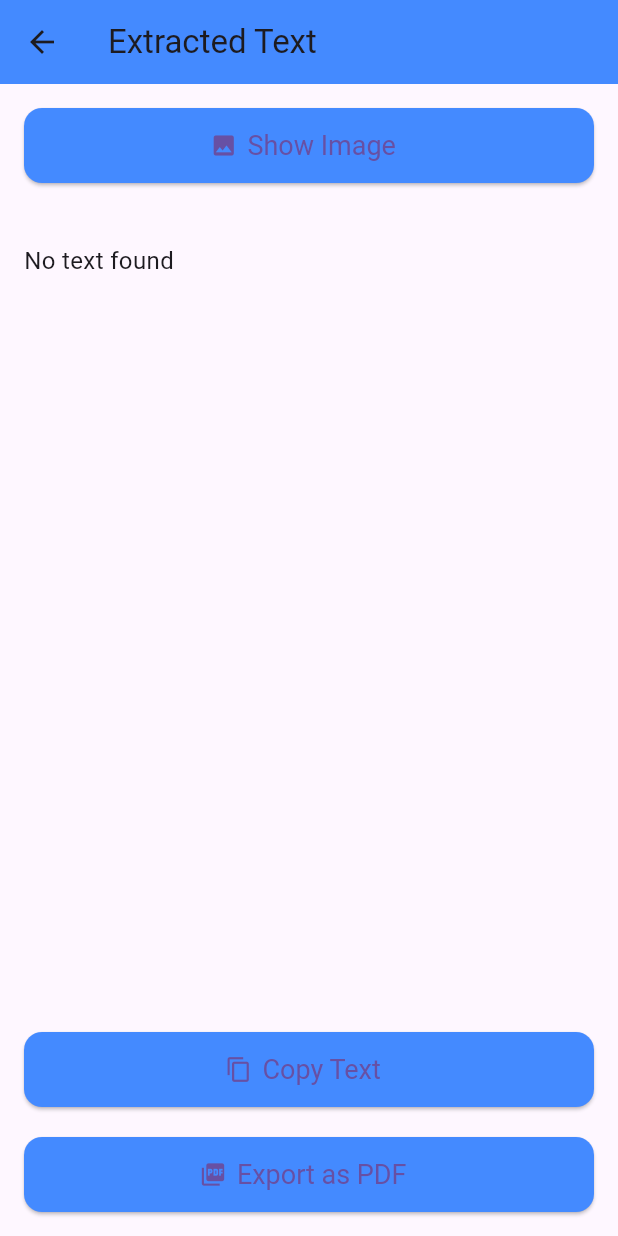
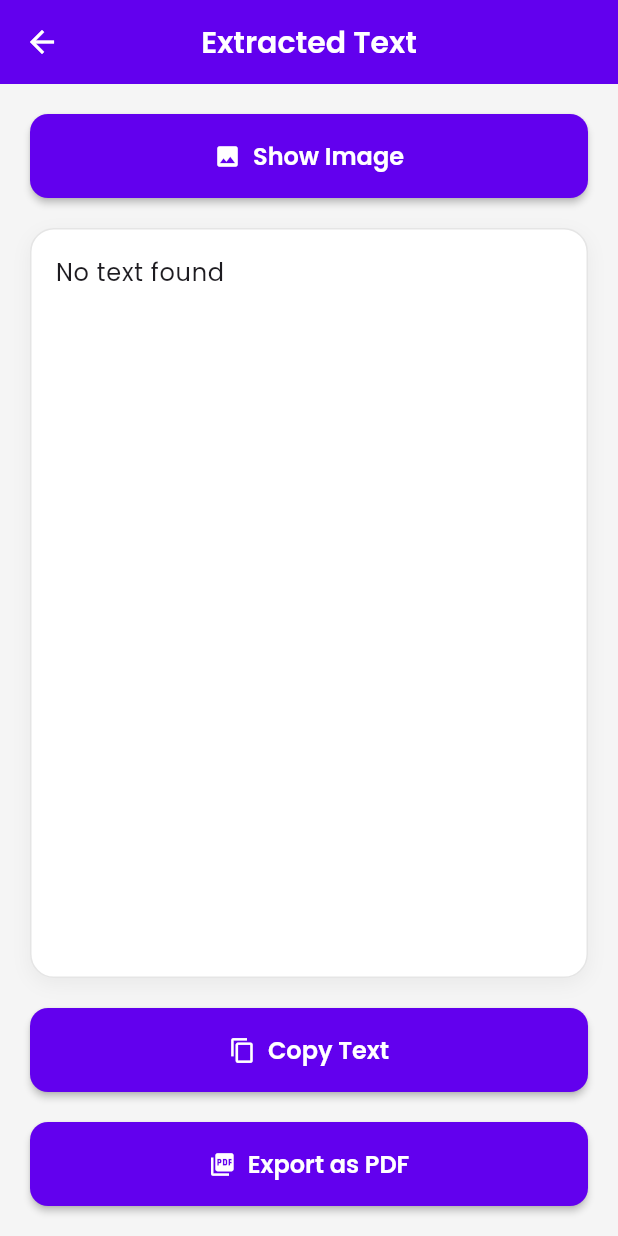
Before and after one commit to OsmanMj/document_scanner_pdf_exporter, a Flutter app: the TextRecognitionScreen screen opened directly with empty values, on a phone screen of 412 x 824 dp. Run offline on Flutter 3.47's test engine with Material 3 defaults, Android fonts, the light colour scheme and no system bars; drawn by our look-alikes of flutter_animate; our stand-ins replace google_fonts, image_picker, pdf, permission_handler; missing offline and left inert: google_ml_kit.

Commit message:
Modernize UI, refactor TextRecognitionScreen, and update README

```diff
--- a/lib/main.dart
+++ b/lib/main.dart
@@ -33,8 +33,7 @@ class MyApp extends StatelessWidget {
         return MaterialApp(
           debugShowCheckedModeBanner: false,
           title: 'Document Scanner',
-          theme:
-              themeProvider.isDarkTheme ? ThemeData.dark() : ThemeData.light(),
+          theme: themeProvider.currentTheme,
           home: const SplashScreen(),
         );
       },
--- a/lib/providers/document_provider.dart
+++ b/lib/providers/document_provider.dart
@@ -17,6 +17,4 @@ class DocumentProvider with ChangeNotifier {
     _documents.remove(document);
     notifyListeners();
   }
-
-  // Optionally, you can add a function to retrieve documents from storage or network
 }
--- a/lib/providers/theme_provider.dart
+++ b/lib/providers/theme_provider.dart
@@ -1,4 +1,5 @@
 import 'package:flutter/material.dart';
+import 'package:google_fonts/google_fonts.dart';
 
 class ThemeProvider with ChangeNotifier {
   bool _isDarkTheme = false;
@@ -7,6 +8,111 @@ class ThemeProvider with ChangeNotifier {
 
   void toggleTheme() {
     _isDarkTheme = !_isDarkTheme;
-    notifyListeners(); // Notify listeners when theme changes
+    notifyListeners();
   }
+
+  // Modern Color Palette
+  static const Color _lightPrimary = Color(0xFF6200EE); // Deep Indigo
+  static const Color _lightSecondary = Color(0xFF03DAC6); // Teal
+  static const Color _lightBackground = Color(0xFFF5F5F5);
+  static const Color _lightSurface = Colors.white;
+
+  static const Color _darkPrimary = Color(0xFFBB86FC); // Light Purple
+  static const Color _darkSecondary = Color(0xFF03DAC6); // Teal
+  static const Color _darkBackground = Color(0xFF121212);
+  static const Color _darkSurface = Color(0xFF1E1E1E);
+
+  ThemeData get currentTheme {
+    return _isDarkTheme ? _darkTheme : _lightTheme;
+  }
+
+  ThemeData get _lightTheme => ThemeData(
+        brightness: Brightness.light,
+        primaryColor: _lightPrimary,
+        scaffoldBackgroundColor: _lightBackground,
+        colorScheme: const ColorScheme.light(
+          primary: _lightPrimary,
+          secondary: _lightSecondary,
+          surface: _lightSurface,
+          background: _lightBackground,
+        ),
+        appBarTheme: AppBarTheme(
+          backgroundColor: _lightPrimary,
+          foregroundColor: Colors.white,
+          elevation: 0,
+          titleTextStyle: GoogleFonts.poppins(
+            fontSize: 20,
+            fontWeight: FontWeight.w600,
+            color: Colors.white,
+          ),
+        ),
+        textTheme: GoogleFonts.poppinsTextTheme(ThemeData.light().textTheme),
+        elevatedButtonTheme: ElevatedButtonThemeData(
+          style: ElevatedButton.styleFrom(
+            backgroundColor: _lightPrimary,
+            foregroundColor: Colors.white,
+            elevation: 2,
+            shape: RoundedRectangleBorder(
+              borderRadius: BorderRadius.circular(12),
+            ),
+            padding: const EdgeInsets.symmetric(vertical: 16, horizontal: 24),
+            textStyle: GoogleFonts.poppins(
+              fontSize: 16,
+              fontWeight: FontWeight.w600,
+            ),
+          ),
+        ),
+        cardTheme: CardTheme(
+          color: _lightSurface,
+          elevation: 4,
+          shape: RoundedRectangleBorder(
+            borderRadius: BorderRadius.circular(16),
+          ),
+        ),
+      );
+
+  ThemeData get _darkTheme => ThemeData(
+        brightness: Brightness.dark,
+        primaryColor: _darkPrimary,
+        scaffoldBackgroundColor: _darkBackground,
+        colorScheme: const ColorScheme.dark(
+          primary: _darkPrimary,
+          secondary: _darkSecondary,
+          surface: _darkSurface,
+          background: _darkBackground,
+        ),
+        appBarTheme: AppBarTheme(
+          backgroundColor: _darkSurface,
+          foregroundColor: Colors.white,
+          elevation: 0,
+          titleTextStyle: GoogleFonts.poppins(
+            fontSize: 20,
+            fontWeight: FontWeight.w600,
+            color: Colors.white,
+          ),
+        ),
+        textTheme: GoogleFonts.poppinsTextTheme(ThemeData.dark().textTheme),
+        elevatedButtonTheme: ElevatedButtonThemeData(
+          style: ElevatedButton.styleFrom(
+            backgroundColor: _darkPrimary,
+            foregroundColor: Colors.black,
+            elevation: 2,
+            shape: RoundedRectangleBorder(
+              borderRadius: BorderRadius.circular(12),
+            ),
+            padding: const EdgeInsets.symmetric(vertical: 16, horizontal: 24),
+            textStyle: GoogleFonts.poppins(
+              fontSize: 16,
+              fontWeight: FontWeight.w600,
+            ),
+          ),
+        ),
+        cardTheme: CardTheme(
+          color: _darkSurface,
+          elevation: 4,
+          shape: RoundedRectangleBorder(
+            borderRadius: BorderRadius.circular(16),
+          ),
+        ),
+      );
 }
--- a/lib/screens/text_recognition_screen.dart
+++ b/lib/screens/text_recognition_screen.dart
@@ -2,6 +2,7 @@ import 'dart:io';
 import 'package:flutter/material.dart';
 import 'package:flutter/services.dart'; // For Clipboard functionality
 import 'package:google_ml_kit/google_ml_kit.dart';
+import 'package:flutter_animate/flutter_animate.dart';
 import 'pdf_export_screen.dart';
 
 class TextRecognitionScreen extends StatefulWidget {
@@ -18,7 +19,7 @@ class _TextRecognitionScreenState extends State<TextRecognitionScreen> {
   bool _isProcessing = true;
   bool _isImageVisible = false; // Flag to control image visibility
   bool _isCopied = false; // Flag to manage copied state
-  Color _buttonColor = Colors.blueAccent; // Default button color
+  Color? _buttonColor; // Default button color (null means use theme)
   String _buttonText = "Copy Text"; // Default button text
 
   @override
@@ -64,11 +65,13 @@ class _TextRecognitionScreenState extends State<TextRecognitionScreen> {
     // Reset the text and button color after 3 seconds
     await Future.delayed(const Duration(seconds: 1));
 
+    if (mounted) {
       setState(() {
         _isCopied = false;
         _buttonText = "Copy Text"; // Reset button text to original
-      _buttonColor = Colors.blueAccent; // Reset button color
+        _buttonColor = null; // Reset button color to theme default
       });
+    }
   }
 
   @override
@@ -76,60 +79,78 @@ class _TextRecognitionScreenState extends State<TextRecognitionScreen> {
     return Scaffold(
       appBar: AppBar(
         title: const Text("Extracted Text"),
-        backgroundColor: Colors.blueAccent,
+        centerTitle: true,
       ),
       body: Padding(
-        padding: const EdgeInsets.all(16.0),
+        padding: const EdgeInsets.all(20.0),
         child: _isProcessing
-            ? const Center(child: CircularProgressIndicator())
+            ? Center(
+                child: CircularProgressIndicator(
+                color: Theme.of(context).colorScheme.primary,
+              ))
             : Column(
-                crossAxisAlignment: CrossAxisAlignment.start,
+                crossAxisAlignment: CrossAxisAlignment.stretch,
                 children: [
-                  // Show Image Button
+                  // Show/Delete Image Button
                   ElevatedButton.icon(
-                    icon: const Icon(Icons.image),
-                    label: const Text("Show Image"),
+                    icon: Icon(_isImageVisible ? Icons.delete : Icons.image),
+                    label: Text(_isImageVisible ? "Hide Image" : "Show Image"),
                     onPressed: () {
                       setState(() {
                         _isImageVisible = !_isImageVisible; // Toggle visibility
                       });
                     },
-                    style: ElevatedButton.styleFrom(
-                      minimumSize: const Size(double.infinity, 50),
-                      backgroundColor: Colors.blueAccent,
-                      textStyle: const TextStyle(fontSize: 18),
-                      shape: RoundedRectangleBorder(
-                        borderRadius: BorderRadius.circular(12),
-                      ),
-                    ),
-                  ),
+                    style: _isImageVisible
+                        ? ElevatedButton.styleFrom(
+                            backgroundColor: Colors.redAccent,
+                            foregroundColor: Colors.white,
+                          )
+                        : null,
+                  ).animate().fadeIn(duration: 400.ms),
                   const SizedBox(height: 20),
 
                   // Conditionally show the image if button is pressed
-                  _isImageVisible
-                      ? Center(
+                  if (_isImageVisible)
+                    Container(
+                      height: 300,
+                      margin: const EdgeInsets.only(bottom: 20),
                       child: ClipRRect(
-                            borderRadius: BorderRadius.circular(12),
+                        borderRadius: BorderRadius.circular(16),
                         child: Image.file(
                           widget.imageFile,
                           fit: BoxFit.contain,
-                              height: 300,
-                              width: double.infinity,
                         ),
                       ),
                     )
-                      : Container(), // Empty container when image is hidden
-
-                  const SizedBox(height: 20),
+                        .animate()
+                        .scale(duration: 400.ms, curve: Curves.easeOutBack),
 
                   // Display extracted text
                   Expanded(
+                    child: Container(
+                      padding: const EdgeInsets.all(16),
+                      decoration: BoxDecoration(
+                        color: Theme.of(context).cardTheme.color,
+                        borderRadius: BorderRadius.circular(16),
+                        border: Border.all(
+                          color:
+                              Theme.of(context).dividerColor.withOpacity(0.1),
+                        ),
+                        boxShadow: [
+                          BoxShadow(
+                            color: Colors.black.withOpacity(0.05),
+                            blurRadius: 10,
+                            offset: const Offset(0, 4),
+                          ),
+                        ],
+                      ),
                       child: SingleChildScrollView(
                         child: Text(
                           _extractedText,
-                        style: const TextStyle(fontSize: 16),
+                          style: Theme.of(context).textTheme.bodyLarge,
                         ),
                       ),
+                    ).animate().fadeIn(delay: 200.ms, duration: 600.ms),
                   ),
                   const SizedBox(height: 20),
 
@@ -138,15 +159,11 @@ class _TextRecognitionScreenState extends State<TextRecognitionScreen> {
                     icon: const Icon(Icons.copy),
                     label: Text(_buttonText), // Dynamically change button text
                     onPressed: _copyToClipboard,
-                    style: ElevatedButton.styleFrom(
-                      minimumSize: const Size(double.infinity, 50),
-                      backgroundColor: _buttonColor, // Change color dynamically
-                      textStyle: const TextStyle(fontSize: 18),
-                      shape: RoundedRectangleBorder(
-                        borderRadius: BorderRadius.circular(12),
-                      ),
-                    ),
-                  ),
+                    style: _buttonColor != null
+                        ? ElevatedButton.styleFrom(
+                            backgroundColor: _buttonColor)
+                        : null,
+                  ).animate().fadeIn(delay: 400.ms, duration: 400.ms),
 
                   const SizedBox(height: 20),
 
@@ -158,20 +175,13 @@ class _TextRecognitionScreenState extends State<TextRecognitionScreen> {
                       Navigator.push(
                         context,
                         MaterialPageRoute(
-                          builder: (context) =>
-                              PdfExportScreen(text: _extractedText),
+                          builder: (context) => PdfExportScreen(
+                            text: _extractedText,
+                          ),
                         ),
                       );
                     },
-                    style: ElevatedButton.styleFrom(
-                      minimumSize: const Size(double.infinity, 50),
-                      backgroundColor: Colors.blueAccent,
-                      textStyle: const TextStyle(fontSize: 18),
-                      shape: RoundedRectangleBorder(
-                        borderRadius: BorderRadius.circular(12),
-                      ),
-                    ),
-                  ),
+                  ).animate().fadeIn(delay: 600.ms, duration: 400.ms),
                 ],
               ),
       ),
--- a/pubspec.yaml
+++ b/pubspec.yaml
@@ -46,6 +46,9 @@ dependencies:
   lottie: ^2.7.0
   permission_handler: ^11.3.1
   file_picker: ^5.0.1
+  http: ^0.13.3 # added new
+  shared_preferences: ^2.5.2
+  google_fonts: ^4.0.4
 
 
 
```
Also changed, not shown: lib/screens/home_screen.dart (+78 -35 lines), lib/screens/image_picker_screen.dart (+22 -20 lines), lib/screens/pdf_export_screen.dart (+43 -46 lines), lib/screens/settings_screen.dart (+36 -26 lines), lib/screens/splash_screen.dart (+21 -32 lines), lib/services/permissions.dart (added, +23 -0 lines), lib/services/translation_service.dart (added, +76 -0 lines), lib/utils/constants.dart (added, +19 -0 lines), assets/dark.jpg (added), assets/home.jpg (added), assets/ocr.jpg (added), assets/pdf.jpg (added), pubspec.lock, 2 other files. Lines whose indentation alone changed are shown as unchanged.
